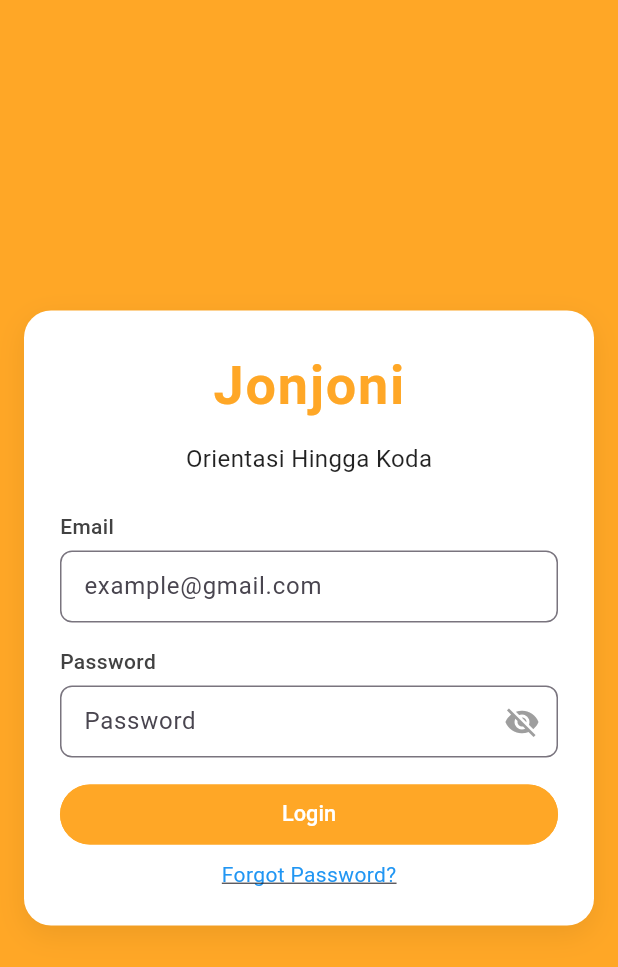
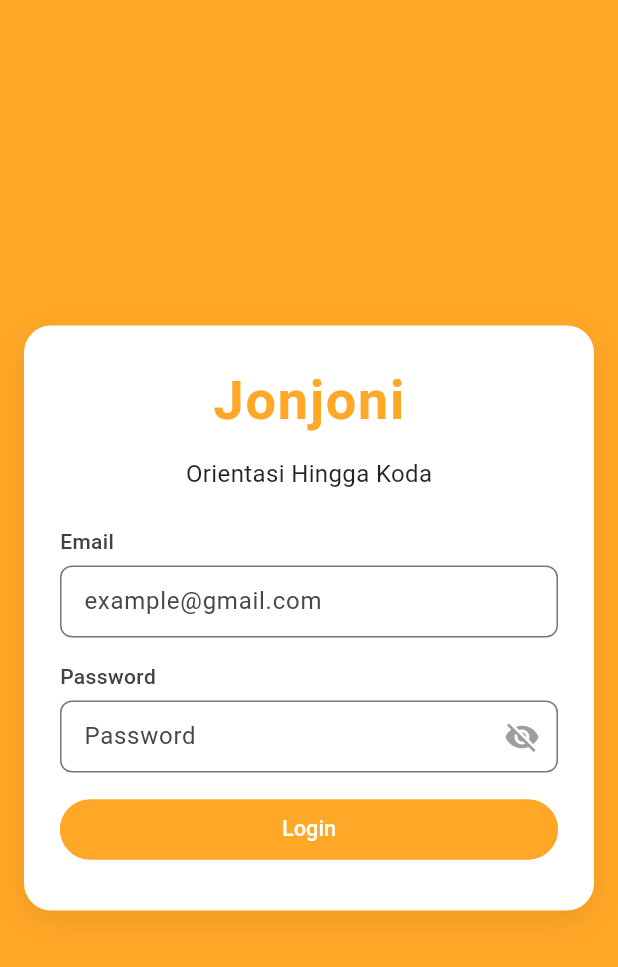
Before and after one commit to RayhanWahyu9/Jonjoni, a Flutter app: the screen it shows after launch, on a phone screen of 412 x 824 dp. Shown: the top 967 px of the screen. Run offline on Flutter 3.47's test engine with Material 3 defaults, Android fonts, the phone set to English and light mode, and no system bars; drawn by our look-alikes of getwidget; our stand-ins replace flutter_bloc, shared_preferences; Roboto replaces fonts that are missing (Pacifico).

Commit message:
update sitik

```diff
--- a/flutter_pertama/lib/login_page.dart
+++ b/flutter_pertama/lib/login_page.dart
@@ -136,16 +136,6 @@ class _LoginPageState extends State<LoginPage> {
                   size: GFSize.LARGE,
                 ),
                 const SizedBox(height: 10),
-                InkWell(
-                  onTap: () {},
-                  child: const Text(
-                    "Forgot Password?",
-                    style: TextStyle(
-                      decoration: TextDecoration.underline,
-                      color: Colors.blue,
-                    ),
-                  ),
-                ),
               ],
             ),
           ),
--- a/flutter_pertama/lib/profile_page.dart
+++ b/flutter_pertama/lib/profile_page.dart
@@ -20,9 +20,9 @@ class ProfilePage extends StatelessWidget {
               children: [
                 const Center(child: CircleAvatar(radius: 40, backgroundImage: AssetImage('assets/logo.png'))),
                 const SizedBox(height: 12),
-                const Center(child: Text('Nama Pengguna', style: TextStyle(fontSize: 18, fontWeight: FontWeight.bold))),
+                const Center(child: Text('Selamat Datang', style: TextStyle(fontSize: 18, fontWeight: FontWeight.bold))),
                 const SizedBox(height: 4),
-                const Center(child: Text('email@contoh.com', style: TextStyle(color: Colors.black54))),
+                const Center(child: Text('Bowo', style: TextStyle(color: Colors.black54))),
                 const SizedBox(height: 18),
                 Card(
                   child: ListTile(
```
